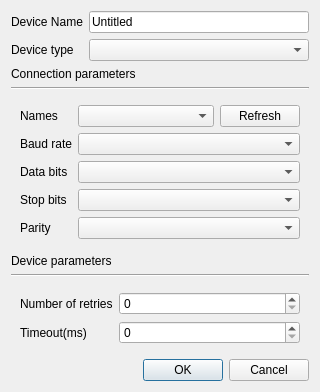
This is src/x/modbus/utilities/deviceconnectionparametereditor.ui in x-tools-author/x-tools as Qt 5 draws it before an edit. The edited form follows.
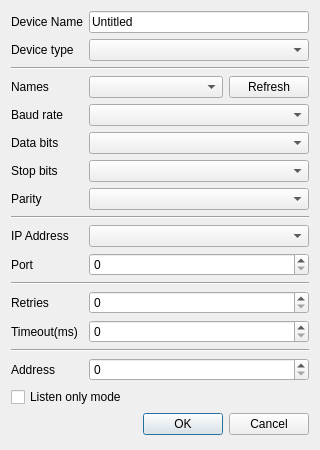
This is the edited form.

```diff
--- a/src/x/modbus/utilities/deviceconnectionparametereditor.ui
+++ b/src/x/modbus/utilities/deviceconnectionparametereditor.ui
@@ -7,7 +7,7 @@
     <x>0</x>
     <y>0</y>
     <width>320</width>
-    <height>334</height>
+    <height>450</height>
    </rect>
   </property>
   <property name="minimumSize">
@@ -20,161 +20,33 @@
    <string>New Modbus Device</string>
   </property>
   <layout class="QGridLayout" name="gridLayout">
-   <item row="9" column="0" colspan="2">
-    <widget class="QDialogButtonBox" name="buttonBox">
-     <property name="standardButtons">
-      <set>QDialogButtonBox::StandardButton::Cancel|QDialogButtonBox::StandardButton::Ok</set>
-     </property>
-    </widget>
+   <item row="13" column="1">
+    <widget class="QSpinBox" name="spinBoxTimeout"/>
    </item>
-   <item row="2" column="0" colspan="2">
-    <widget class="QLabel" name="label_9">
+   <item row="9" column="1">
+    <widget class="QComboBox" name="comboBoxTcpAddress"/>
+   </item>
+   <item row="12" column="0">
+    <widget class="QLabel" name="labelRetries">
+     <property name="sizePolicy">
+      <sizepolicy hsizetype="Fixed" vsizetype="Preferred">
+       <horstretch>0</horstretch>
+       <verstretch>0</verstretch>
+      </sizepolicy>
+     </property>
      <property name="text">
-      <string>Connection parameters</string>
+      <string>Retries</string>
      </property>
     </widget>
    </item>
-   <item row="4" column="0" colspan="2">
-    <widget class="QStackedWidget" name="stackedWidget">
-     <property name="currentIndex">
-      <number>0</number>
-     </property>
-     <widget class="QWidget" name="pageRtu">
-      <layout class="QGridLayout" name="gridLayout_2">
-       <item row="5" column="1">
-        <widget class="QComboBox" name="comboBoxRtuParity"/>
-       </item>
-       <item row="5" column="0">
-        <widget class="QLabel" name="label_5">
-         <property name="sizePolicy">
-          <sizepolicy hsizetype="Fixed" vsizetype="Preferred">
-           <horstretch>0</horstretch>
-           <verstretch>0</verstretch>
-          </sizepolicy>
-         </property>
-         <property name="text">
-          <string>Parity</string>
-         </property>
-        </widget>
-       </item>
-       <item row="2" column="0">
-        <widget class="QLabel" name="label_6">
-         <property name="text">
-          <string>Baud rate</string>
-         </property>
-        </widget>
-       </item>
-       <item row="4" column="0">
-        <widget class="QLabel" name="label_4">
-         <property name="sizePolicy">
-          <sizepolicy hsizetype="Fixed" vsizetype="Preferred">
-           <horstretch>0</horstretch>
-           <verstretch>0</verstretch>
-          </sizepolicy>
-         </property>
-         <property name="text">
-          <string>Stop bits</string>
-         </property>
-        </widget>
-       </item>
-       <item row="1" column="1">
-        <layout class="QHBoxLayout" name="horizontalLayout">
-         <item>
-          <widget class="QComboBox" name="comboBoxRtuNames">
-           <property name="sizePolicy">
-            <sizepolicy hsizetype="Expanding" vsizetype="Fixed">
-             <horstretch>0</horstretch>
-             <verstretch>0</verstretch>
-            </sizepolicy>
-           </property>
-          </widget>
-         </item>
-         <item>
-          <widget class="QPushButton" name="pushButton">
-           <property name="text">
-            <string>Refresh</string>
-           </property>
-          </widget>
-         </item>
-        </layout>
-       </item>
-       <item row="3" column="1">
-        <widget class="QComboBox" name="comboBoxRtuDataBits"/>
-       </item>
-       <item row="3" column="0">
-        <widget class="QLabel" name="label_3">
-         <property name="sizePolicy">
-          <sizepolicy hsizetype="Fixed" vsizetype="Preferred">
-           <horstretch>0</horstretch>
-           <verstretch>0</verstretch>
-          </sizepolicy>
-         </property>
-         <property name="text">
-          <string>Data bits</string>
-         </property>
-        </widget>
-       </item>
-       <item row="2" column="1">
-        <widget class="QComboBox" name="comboBoxRtuBaudRate"/>
-       </item>
-       <item row="4" column="1">
-        <widget class="QComboBox" name="comboBoxRtuStopBits"/>
-       </item>
-       <item row="1" column="0">
-        <widget class="QLabel" name="label_2">
-         <property name="sizePolicy">
-          <sizepolicy hsizetype="Fixed" vsizetype="Preferred">
-           <horstretch>0</horstretch>
-           <verstretch>0</verstretch>
-          </sizepolicy>
-         </property>
-         <property name="text">
-          <string>Names</string>
-         </property>
-        </widget>
-       </item>
-      </layout>
-     </widget>
-     <widget class="QWidget" name="pageTcp">
-      <layout class="QGridLayout" name="gridLayout_4">
-       <item row="0" column="0">
-        <widget class="QLabel" name="label_12">
-         <property name="sizePolicy">
-          <sizepolicy hsizetype="Fixed" vsizetype="Preferred">
-           <horstretch>0</horstretch>
-           <verstretch>0</verstretch>
-          </sizepolicy>
-         </property>
-         <property name="text">
-          <string>IP Address</string>
-         </property>
-        </widget>
-       </item>
-       <item row="0" column="1">
-        <widget class="QComboBox" name="comboBoxTcpAddress"/>
-       </item>
-       <item row="1" column="0">
-        <widget class="QLabel" name="label_13">
-         <property name="sizePolicy">
-          <sizepolicy hsizetype="Fixed" vsizetype="Preferred">
-           <horstretch>0</horstretch>
-           <verstretch>0</verstretch>
-          </sizepolicy>
-         </property>
-         <property name="text">
-          <string>Port</string>
-         </property>
-        </widget>
-       </item>
-       <item row="1" column="1">
-        <widget class="QSpinBox" name="spinBoxTcpPort"/>
-       </item>
-      </layout>
-     </widget>
-    </widget>
+   <item row="4" column="1">
+    <widget class="QComboBox" name="comboBoxRtuBaudRate"/>
    </item>
-   <item row="1" column="0">
-    <widget class="QLabel" name="label">
+   <item row="15" column="1">
+    <widget class="QSpinBox" name="spinBoxServerAddress"/>
+   </item>
+   <item row="13" column="0">
+    <widget class="QLabel" name="labelTimeout">
      <property name="sizePolicy">
       <sizepolicy hsizetype="Fixed" vsizetype="Preferred">
        <horstretch>0</horstretch>
@@ -182,89 +54,38 @@
       </sizepolicy>
      </property>
      <property name="text">
-      <string>Device type</string>
+      <string>Timeout(ms)</string>
      </property>
     </widget>
    </item>
    <item row="8" column="0" colspan="2">
-    <widget class="QStackedWidget" name="stackedWidget_2">
-     <property name="currentIndex">
-      <number>0</number>
+    <widget class="Line" name="lineNetwork">
+     <property name="orientation">
+      <enum>Qt::Orientation::Horizontal</enum>
      </property>
-     <widget class="QWidget" name="pageClient">
-      <layout class="QGridLayout" name="gridLayout_3">
-       <item row="1" column="1">
-        <widget class="QSpinBox" name="spinBoxTimeout"/>
-       </item>
-       <item row="1" column="0">
-        <widget class="QLabel" name="label_8">
-         <property name="sizePolicy">
-          <sizepolicy hsizetype="Fixed" vsizetype="Preferred">
-           <horstretch>0</horstretch>
-           <verstretch>0</verstretch>
-          </sizepolicy>
-         </property>
-         <property name="text">
-          <string>Timeout(ms)</string>
-         </property>
-        </widget>
-       </item>
-       <item row="0" column="0">
-        <widget class="QLabel" name="label_7">
-         <property name="sizePolicy">
-          <sizepolicy hsizetype="Fixed" vsizetype="Preferred">
-           <horstretch>0</horstretch>
-           <verstretch>0</verstretch>
-          </sizepolicy>
-         </property>
-         <property name="text">
-          <string>Number of retries</string>
-         </property>
-        </widget>
-       </item>
-       <item row="0" column="1">
-        <widget class="QSpinBox" name="spinBoxNumberOfRetries"/>
-       </item>
-      </layout>
-     </widget>
-     <widget class="QWidget" name="pageServer">
-      <layout class="QGridLayout" name="gridLayout_5">
-       <item row="0" column="0">
-        <widget class="QLabel" name="label_14">
-         <property name="sizePolicy">
-          <sizepolicy hsizetype="Fixed" vsizetype="Preferred">
-           <horstretch>0</horstretch>
-           <verstretch>0</verstretch>
-          </sizepolicy>
-         </property>
-         <property name="text">
-          <string>Address</string>
-         </property>
-        </widget>
-       </item>
-       <item row="0" column="1">
-        <widget class="QSpinBox" name="spinBoxServerAddress"/>
-       </item>
-       <item row="1" column="0" colspan="2">
-        <widget class="QCheckBox" name="checkBoxListenOnlyMode">
-         <property name="text">
-          <string>Listen only mode</string>
-         </property>
-        </widget>
-       </item>
-      </layout>
-     </widget>
     </widget>
    </item>
-   <item row="5" column="0" colspan="2">
-    <widget class="QLabel" name="label_10">
+   <item row="4" column="0">
+    <widget class="QLabel" name="labelBaudRate">
+     <property name="sizePolicy">
+      <sizepolicy hsizetype="Fixed" vsizetype="Preferred">
+       <horstretch>0</horstretch>
+       <verstretch>0</verstretch>
+      </sizepolicy>
+     </property>
      <property name="text">
-      <string>Device parameters</string>
+      <string>Baud rate</string>
      </property>
     </widget>
    </item>
-   <item row="6" column="0" colspan="2">
-    <widget class="Line" name="line_2">
+   <item row="7" column="1">
+    <widget class="QComboBox" name="comboBoxRtuParity"/>
+   </item>
+   <item row="10" column="1">
+    <widget class="QSpinBox" name="spinBoxTcpPort"/>
+   </item>
+   <item row="2" column="0" colspan="2">
+    <widget class="Line" name="lineSerialPort">
      <property name="orientation">
       <enum>Qt::Orientation::Horizontal</enum>
      </property>
@@ -273,17 +94,45 @@
    <item row="1" column="1">
     <widget class="QComboBox" name="comboBoxDeviceType"/>
    </item>
-   <item row="3" column="0" colspan="2">
-    <widget class="Line" name="line">
-     <property name="orientation">
-      <enum>Qt::Orientation::Horizontal</enum>
+   <item row="5" column="1">
+    <widget class="QComboBox" name="comboBoxRtuDataBits"/>
+   </item>
+   <item row="10" column="0">
+    <widget class="QLabel" name="labelPort">
+     <property name="sizePolicy">
+      <sizepolicy hsizetype="Fixed" vsizetype="Preferred">
+       <horstretch>0</horstretch>
+       <verstretch>0</verstretch>
+      </sizepolicy>
      </property>
+     <property name="text">
+      <string>Port</string>
+     </property>
     </widget>
    </item>
-   <item row="0" column="0">
-    <widget class="QLabel" name="label_11">
+   <item row="9" column="0">
+    <widget class="QLabel" name="labelIp">
+     <property name="sizePolicy">
+      <sizepolicy hsizetype="Fixed" vsizetype="Preferred">
+       <horstretch>0</horstretch>
+       <verstretch>0</verstretch>
+      </sizepolicy>
+     </property>
      <property name="text">
-      <string>Device Name</string>
+      <string>IP Address</string>
+     </property>
+    </widget>
+   </item>
+   <item row="6" column="0">
+    <widget class="QLabel" name="labelStopBits">
+     <property name="sizePolicy">
+      <sizepolicy hsizetype="Fixed" vsizetype="Preferred">
+       <horstretch>0</horstretch>
+       <verstretch>0</verstretch>
+      </sizepolicy>
+     </property>
+     <property name="text">
+      <string>Stop bits</string>
      </property>
     </widget>
    </item>
@@ -297,6 +146,133 @@
      </property>
     </widget>
    </item>
+   <item row="0" column="0">
+    <widget class="QLabel" name="label_11">
+     <property name="text">
+      <string>Device Name</string>
+     </property>
+    </widget>
+   </item>
+   <item row="12" column="1">
+    <widget class="QSpinBox" name="spinBoxNumberOfRetries"/>
+   </item>
+   <item row="7" column="0">
+    <widget class="QLabel" name="labelParity">
+     <property name="sizePolicy">
+      <sizepolicy hsizetype="Fixed" vsizetype="Preferred">
+       <horstretch>0</horstretch>
+       <verstretch>0</verstretch>
+      </sizepolicy>
+     </property>
+     <property name="text">
+      <string>Parity</string>
+     </property>
+    </widget>
+   </item>
+   <item row="6" column="1">
+    <widget class="QComboBox" name="comboBoxRtuStopBits"/>
+   </item>
+   <item row="14" column="0" colspan="2">
+    <widget class="Line" name="lineServer">
+     <property name="orientation">
+      <enum>Qt::Orientation::Horizontal</enum>
+     </property>
+    </widget>
+   </item>
+   <item row="5" column="0">
+    <widget class="QLabel" name="labelDataBits">
+     <property name="sizePolicy">
+      <sizepolicy hsizetype="Fixed" vsizetype="Preferred">
+       <horstretch>0</horstretch>
+       <verstretch>0</verstretch>
+      </sizepolicy>
+     </property>
+     <property name="text">
+      <string>Data bits</string>
+     </property>
+    </widget>
+   </item>
+   <item row="17" column="0" colspan="2">
+    <widget class="QDialogButtonBox" name="buttonBox">
+     <property name="standardButtons">
+      <set>QDialogButtonBox::StandardButton::Cancel|QDialogButtonBox::StandardButton::Ok</set>
+     </property>
+    </widget>
+   </item>
+   <item row="3" column="0">
+    <widget class="QLabel" name="labelPortName">
+     <property name="sizePolicy">
+      <sizepolicy hsizetype="Fixed" vsizetype="Preferred">
+       <horstretch>0</horstretch>
+       <verstretch>0</verstretch>
+      </sizepolicy>
+     </property>
+     <property name="text">
+      <string>Names</string>
+     </property>
+    </widget>
+   </item>
+   <item row="3" column="1">
+    <layout class="QHBoxLayout" name="horizontalLayout">
+     <item>
+      <widget class="QComboBox" name="comboBoxRtuNames">
+       <property name="sizePolicy">
+        <sizepolicy hsizetype="Expanding" vsizetype="Fixed">
+         <horstretch>0</horstretch>
+         <verstretch>0</verstretch>
+        </sizepolicy>
+       </property>
+      </widget>
+     </item>
+     <item>
+      <widget class="QPushButton" name="pushButtonRefresh">
+       <property name="text">
+        <string>Refresh</string>
+       </property>
+      </widget>
+     </item>
+    </layout>
+   </item>
+   <item row="16" column="0" colspan="2">
+    <widget class="QCheckBox" name="checkBoxListenOnlyMode">
+     <property name="text">
+      <string>Listen only mode</string>
+     </property>
+    </widget>
+   </item>
+   <item row="1" column="0">
+    <widget class="QLabel" name="label">
+     <property name="sizePolicy">
+      <sizepolicy hsizetype="Fixed" vsizetype="Preferred">
+       <horstretch>0</horstretch>
+       <verstretch>0</verstretch>
+      </sizepolicy>
+     </property>
+     <property name="text">
+      <string>Device type</string>
+     </property>
+    </widget>
+   </item>
+   <item row="15" column="0">
+    <widget class="QLabel" name="labelAddress">
+     <property name="sizePolicy">
+      <sizepolicy hsizetype="Fixed" vsizetype="Preferred">
+       <horstretch>0</horstretch>
+       <verstretch>0</verstretch>
+      </sizepolicy>
+     </property>
+     <property name="text">
+      <string>Address</string>
+     </property>
+    </widget>
+   </item>
+   <item row="11" column="0" colspan="2">
+    <widget class="Line" name="lineClient">
+     <property name="orientation">
+      <enum>Qt::Orientation::Horizontal</enum>
+     </property>
+    </widget>
+   </item>
   </layout>
  </widget>
  <resources/>
```
